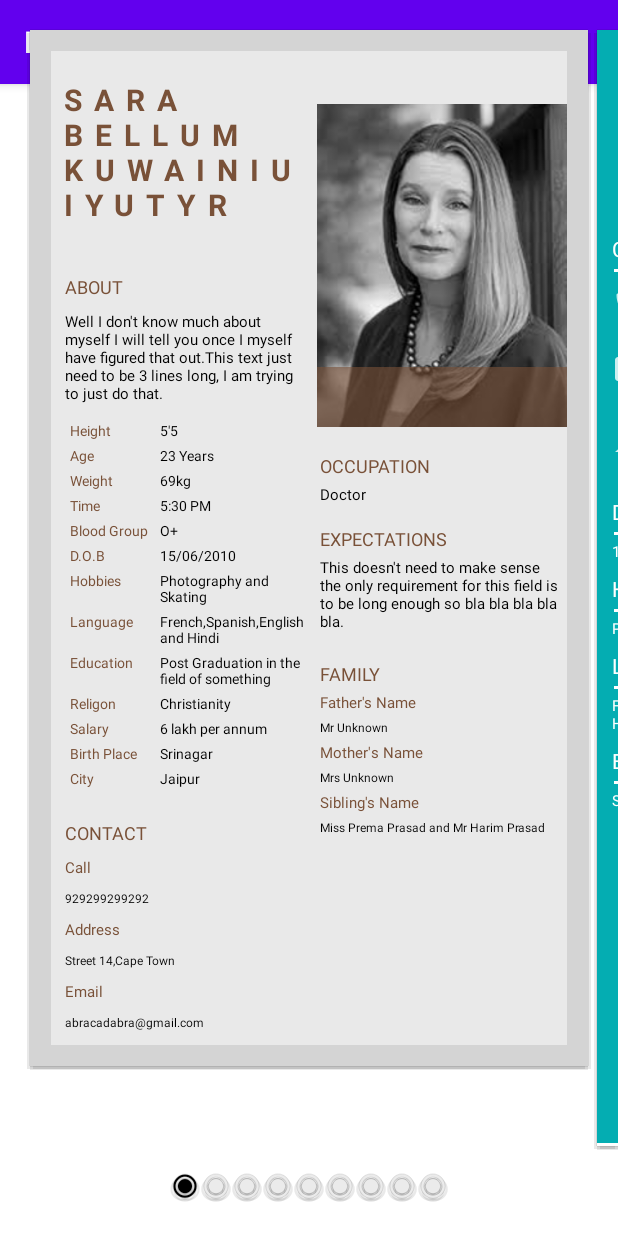
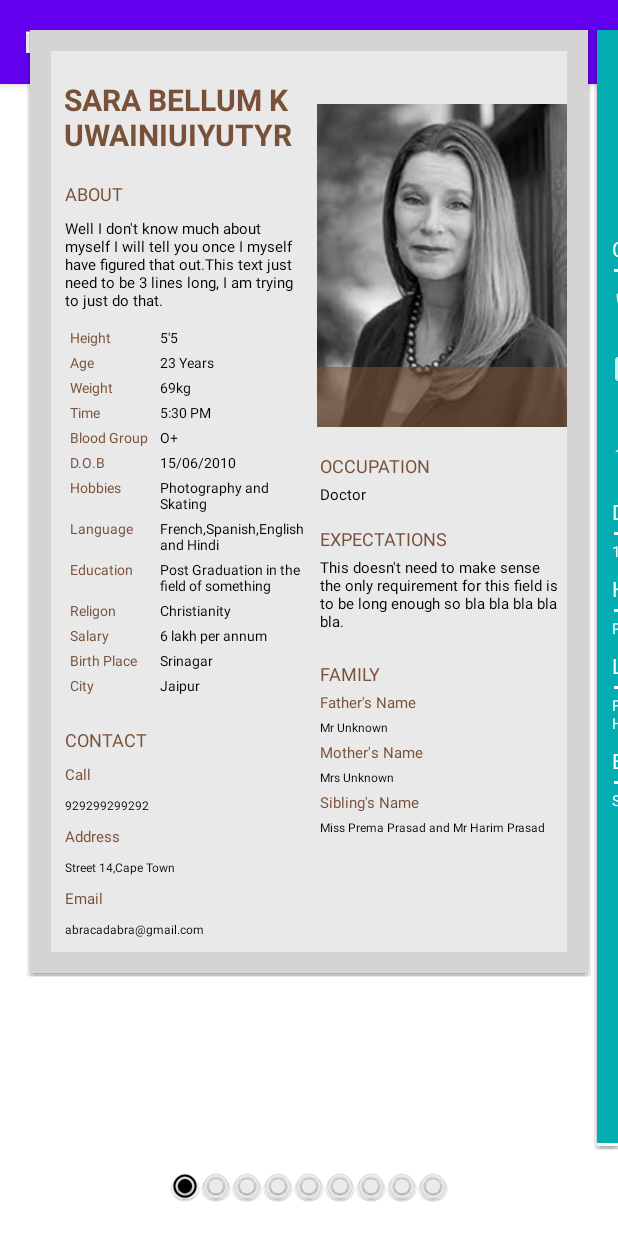
Before and after one commit to Ananya-Misra/Aplplication, an Android app: the screen it shows after launch (MainActivity), after a tap on "SHOW DIALOG", on a phone screen of 412 x 824 dp. Run offline under Robolectric (Android 15) with nearby library versions, the phone set to English and light mode, and no system bars.

Commit message:
remove letter spacing

```diff
--- a/app/src/main/res/layout/biodata_of_woman.xml
+++ b/app/src/main/res/layout/biodata_of_woman.xml
@@ -3,8 +3,7 @@
     android:fillViewport="true"
     android:layout_height="match_parent">
 
-<RelativeLayout xmlns:android="http://schemas.android.com/apk/res/android"
-    xmlns:app="http://schemas.android.com/apk/res-auto"
+<RelativeLayout xmlns:app="http://schemas.android.com/apk/res-auto"
     android:id="@+id/rlParentLayout"
     android:layout_margin="5dp"
     android:padding="4dp"
--- a/app/src/main/res/layout/profile_of_woman.xml
+++ b/app/src/main/res/layout/profile_of_woman.xml
@@ -32,7 +32,7 @@
                     android:layout_height="wrap_content"
                     android:layout_centerHorizontal="true"
                     android:layout_marginTop="10dp"
-                    android:letterSpacing="0.4"
+
                     android:padding="3dp"
                     android:text="@string/sara_bellum"
                     android:textColor="@color/brown"
@@ -45,7 +45,7 @@
                     android:layout_width="match_parent"
                     android:layout_height="wrap_content"
                     android:layout_below="@+id/tvFullName"
-                    android:layout_marginTop="25dp"
+                    android:layout_marginTop="10dp"
                     android:padding="4dp"
                     android:text="@string/about"
                     android:textColor="@color/brown"
```
